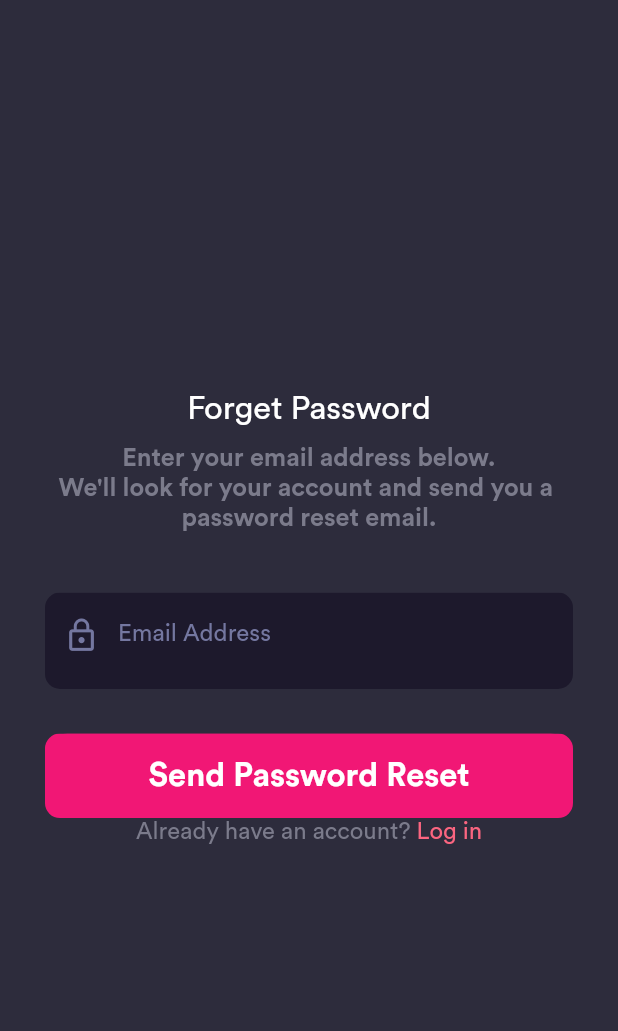
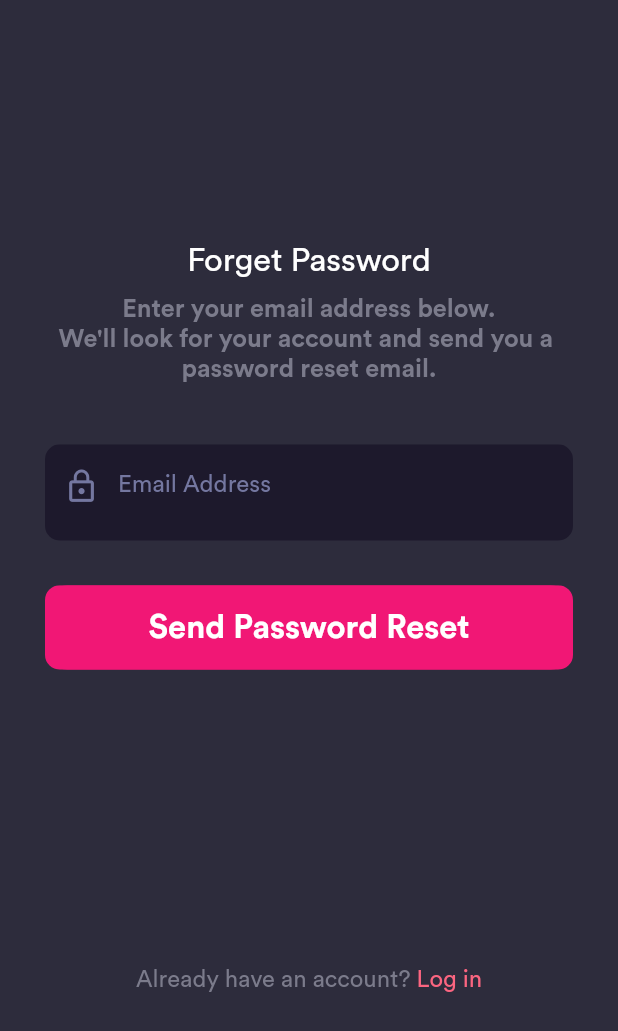
Before and after one commit to Mohamedali01/podcast, a Flutter app: the screen it shows after launch, after a tap on "Forgot password?", on a phone screen of 412 x 824 dp. Shown: the top 1031 px of the screen. Run offline on Flutter 3.47's test engine with Material 2 defaults, Android fonts, the phone set to English and light mode, and no system bars; our stand-ins replace cloud_firestore, firebase_auth, firebase_core, flutter_screenutil, flutter_svg, fluttertoast and 3 more; missing offline and left inert: flutter_facebook_login; accounts and stored records are empty.

Commit message:
finished_auth

```diff
--- a/lib/app/auth/control/providers/google_login_provider.dart
+++ b/lib/app/auth/control/providers/google_login_provider.dart
@@ -1,5 +1,6 @@
 import 'package:firebase_auth/firebase_auth.dart';
 import 'package:flutter/material.dart';
+import 'package:fluttertoast/fluttertoast.dart';
 import 'package:get/get.dart';
 import 'package:google_sign_in/google_sign_in.dart';
 import 'package:podcast_app/app/auth/control/database/auth/sign_up/sign_up_local_database.dart';
@@ -15,7 +16,7 @@ class GoogleLoginProvider with ChangeNotifier {
 
   bool get isLoading => _isLoading;
 
-  Future<void> googleLogin() async {
+  Future<void> googleLogin({bool isLogin = false}) async {
     try {
       _isLoading = true;
       notifyListeners();
@@ -40,6 +41,8 @@ class GoogleLoginProvider with ChangeNotifier {
           _isLoading = false;
           notifyListeners();
           Get.offAll(HomeScreen());
+          Fluttertoast.showToast(
+              msg: '${(isLogin ? 'Logged in' : 'Signed up')} successfully');
         },
       );
     } on Exception catch (e) {
--- a/lib/app/auth/view/forget_password_screen.dart
+++ b/lib/app/auth/view/forget_password_screen.dart
@@ -1,24 +1,35 @@
 import 'package:flutter/material.dart';
 import 'package:get/get.dart';
+import 'package:podcast_app/app/auth/control/providers/forget_password_provider.dart';
 import 'package:podcast_app/app/auth/view/login_screen.dart';
 import 'package:podcast_app/app/core/size_config.dart';
 import 'package:podcast_app/constants.dart';
 import 'package:podcast_app/widgets/custom_rounded_button.dart';
 import 'package:podcast_app/widgets/custom_rounded_text_form_field.dart';
 import 'package:podcast_app/widgets/custom_text.dart';
+import 'package:provider/provider.dart';
 
 class ForgetPasswordScreen extends StatelessWidget {
+  final _formKey = GlobalKey<FormState>();
+
   @override
   Widget build(BuildContext context) {
     SizeConfig().init(context);
     final defaultSize = SizeConfig.defaultSize;
+    final provider = Provider.of<ForgetPasswordProvider>(context);
     return Scaffold(
       body: Center(
-        child: Padding(
+        child: provider.isLoading
+            ? CircularProgressIndicator(
+                color: Color(0xffF11775),
+              )
+            : Padding(
                 padding: const EdgeInsets.symmetric(horizontal: 30),
                 child: SingleChildScrollView(
+                  child: Form(
+                    key: _formKey,
                     child: Column(
-              mainAxisAlignment: MainAxisAlignment.spaceBetween,
+                      mainAxisAlignment: MainAxisAlignment.spaceEvenly,
                       children: [
                         Column(
                           mainAxisAlignment: MainAxisAlignment.center,
@@ -31,12 +42,15 @@ class ForgetPasswordScreen extends StatelessWidget {
                             SizedBox(
                               height: defaultSize * 3,
                             ),
-                    buildSendPasswordButton(defaultSize),
-                    // SizedBox(
-                    //   height: defaultSize * 20,
-                    // ),
+                            buildSendPasswordButton(defaultSize, provider),
+                            SizedBox(
+                              height: defaultSize * 20,
+                            ),
                           ],
                         ),
+                        Container(),
+                        Container(),
+                        Container(),
                         buildDontHaveAccountText(
                           defaultSize: defaultSize,
                           onTap: () {
@@ -48,11 +62,19 @@ class ForgetPasswordScreen extends StatelessWidget {
                   ),
                 ),
               ),
+      ),
     );
   }
 
-  CustomRoundedButton buildSendPasswordButton(double defaultSize) {
+  CustomRoundedButton buildSendPasswordButton(
+      double defaultSize, ForgetPasswordProvider forgetPasswordProvider) {
     return CustomRoundedButton(
+      onPressed: () {
+        if (_formKey.currentState!.validate()) {
+          _formKey.currentState!.save();
+          forgetPasswordProvider.resetPassword(email);
+        }
+      },
       child: Center(
         child: CustomText(
           'Send Password Reset',
@@ -83,8 +105,15 @@ class ForgetPasswordScreen extends StatelessWidget {
           color: Color(kPrimaryColor),
         ),
       ),
-      onSaved: (value) {},
-      validator: (value) {},
+      onSaved: (String? value) {
+        email = value!;
+      },
+      validator: (String? value) {
+        if (value!.isEmpty) return 'Please enter the email';
+        if (!value.contains('@') || !value.contains('.'))
+          return 'Enter the right email';
+        return null;
+      },
     );
   }
 
--- a/lib/app/auth/view/login_screen.dart
+++ b/lib/app/auth/view/login_screen.dart
@@ -2,6 +2,7 @@ import 'package:flutter/material.dart';
 import 'package:flutter_svg/svg.dart';
 import 'package:get/get.dart';
 import 'package:podcast_app/app/auth/control/providers/auth_provider.dart';
+import 'package:podcast_app/app/auth/control/providers/facebook_login_provider.dart';
 import 'package:podcast_app/app/auth/control/providers/google_login_provider.dart';
 import 'package:podcast_app/app/auth/control/providers/login_provider.dart';
 import 'package:podcast_app/app/auth/view/forget_password_screen.dart';
@@ -21,10 +22,11 @@ class LoginScreen extends StatelessWidget {
     final provider = Provider.of<GoogleLoginProvider>(context);
     SizeConfig().init(context);
     final defaultSize = SizeConfig.defaultSize;
+    final _facebookProvider = Provider.of<FacebookLoginProvider>(context);
     return Scaffold(
       // appBar: buildAppBar(),
       body: SafeArea(
-        child: provider.isLoading
+        child: (provider.isLoading || _facebookProvider.isLoading)
             ? Center(
                 child: CircularProgressIndicator(
                   color: Color(0xFFFB6580),
@@ -72,7 +74,7 @@ class LoginScreen extends StatelessWidget {
                           return buildSocialButton(
                               text: 'Continue with Google',
                               onPressed: () async {
-                                await provider.googleLogin();
+                                await provider.googleLogin(isLogin: true);
                               },
                               backgroundColor: Colors.white,
                               defaultSize: defaultSize,
@@ -83,6 +85,10 @@ class LoginScreen extends StatelessWidget {
                           height: defaultSize * 2,
                         ),
                         buildSocialButton(
+                            onPressed: () async {
+                              await _facebookProvider.facebookLogin(
+                                  isLogin: true);
+                            },
                             text: 'Continue with Facebook',
                             backgroundColor: Color(0xff39579A),
                             defaultSize: defaultSize,
--- a/lib/main.dart
+++ b/lib/main.dart
@@ -3,6 +3,8 @@ import 'package:flutter/material.dart';
 import 'package:flutter_screenutil/flutter_screenutil.dart';
 import 'package:get/get.dart';
 import 'package:podcast_app/app/auth/control/providers/auth_provider.dart';
+import 'package:podcast_app/app/auth/control/providers/facebook_login_provider.dart';
+import 'package:podcast_app/app/auth/control/providers/forget_password_provider.dart';
 import 'package:podcast_app/app/auth/control/providers/google_login_provider.dart';
 import 'package:podcast_app/app/auth/control/providers/login_provider.dart';
 import 'package:podcast_app/app/auth/control/providers/logout_provider.dart';
@@ -10,7 +12,7 @@ import 'package:podcast_app/app/auth/control/providers/sign_up_provider.dart';
 import 'package:podcast_app/app/auth/view/control_screen.dart';
 import 'package:provider/provider.dart';
 
-void main() async{
+void main() async {
   WidgetsFlutterBinding.ensureInitialized();
   await Firebase.initializeApp();
   runApp(MyApp());
@@ -38,8 +40,12 @@ class MyApp extends StatelessWidget {
           ChangeNotifierProvider(
             create: (_) => GoogleLoginProvider(),
           ),
-
-
+          ChangeNotifierProvider(
+            create: (_) => FacebookLoginProvider(),
+          ),
+          ChangeNotifierProvider(
+            create: (_) => ForgetPasswordProvider(),
+          ),
         ],
         child: GetMaterialApp(
           theme:
```
Also changed, not shown: lib/app/auth/control/providers/facebook_login_provider.dart (+36 -0 lines), lib/app/auth/control/providers/forget_password_provider.dart (added, +39 -0 lines), lib/app/auth/view/sign_up.dart (+13 -2 lines), 2 other files. Lines whose indentation alone changed are shown as unchanged.
